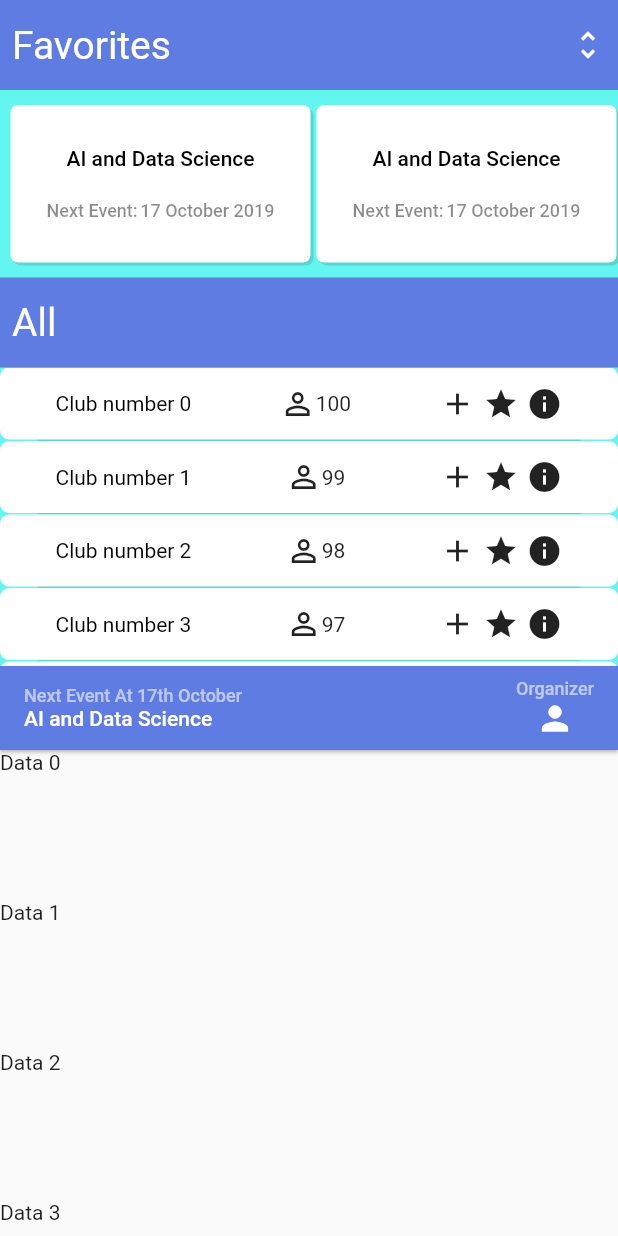
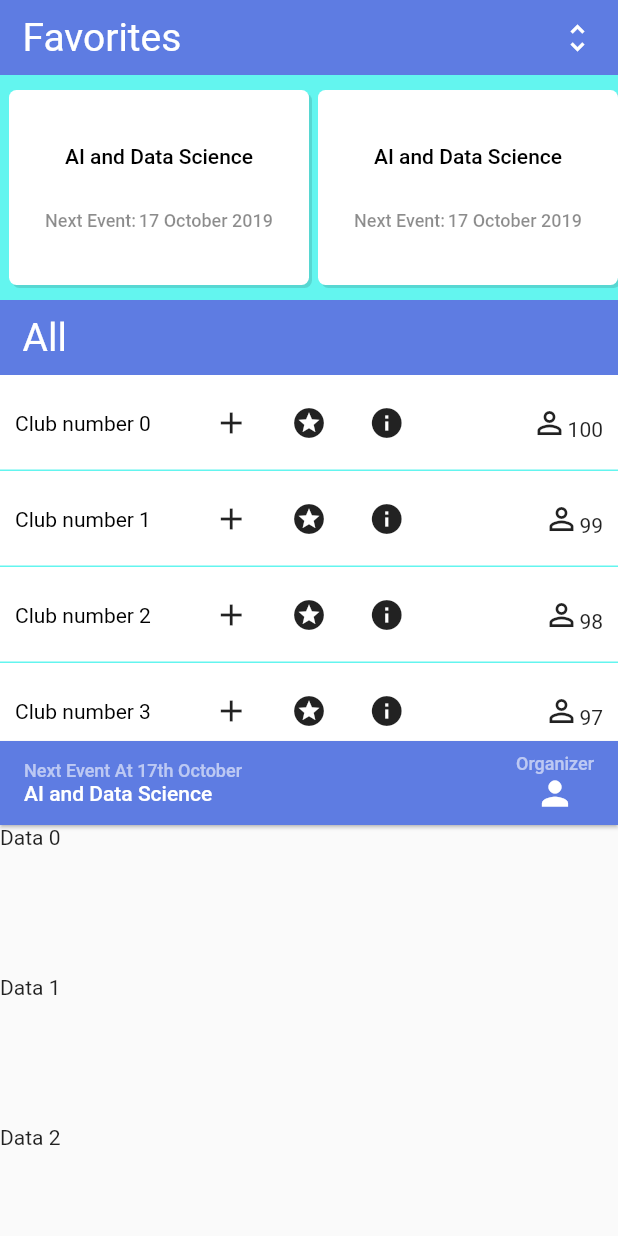
Before and after one commit to Bader-Al/University-Platform, a Flutter app: the ClubsTab widget shown alone on an empty page, opened directly, on a phone screen of 412 x 824 dp. Run offline on Flutter 3.47's test engine with Material 2 defaults, Android fonts, the phone set to English and light mode, and no system bars; our stand-ins replace bubble_bottom_bar, carousel_slider, flutter_swiper; network calls fail.

Commit message:
GeneraHouseKeep+Minor Adjustments

```diff
--- a/lib/constants.dart
+++ b/lib/constants.dart
@@ -1,6 +1,7 @@
 import 'package:flutter/material.dart';
 
 double appBarBorderRadius = 15;
+double kBannerHeight = 550;
 
 Color kMainColor = Color(0xff5E7CE2);
 Color kSecondColor = Color(0xff63F5EF);
--- a/lib/main.dart
+++ b/lib/main.dart
@@ -2,7 +2,7 @@ import 'package:bubble_bottom_bar/bubble_bottom_bar.dart';
 import 'package:flutter/material.dart';
 import './pages/homePage.dart';
 import './pages/feedPage.dart';
-import './pages/community.dart';
+import './pages/chats.dart';
 
 import './constants.dart';
 
@@ -46,7 +46,7 @@ class StudentScreenState extends State<StudentScreen> {
   List<Widget> navBarRoutes = [
     HomePage(),
     FeedPage(),
-    Community(),
+    Chats(),
   ];
   int _pageIndex =0;
   bool fabEnabled= true;
--- a/lib/pages/community.dart
+++ b/lib/pages/chats.dart
@@ -1,6 +1,6 @@
 import 'package:flutter/material.dart';
 //TODO. MIGHT TURN THIS INTO DASHBOARD
-class Community extends StatelessWidget {
+class Chats extends StatelessWidget {
   @override
   Widget build(BuildContext context) {
     return Container(
--- a/lib/pages/feedPage.dart
+++ b/lib/pages/feedPage.dart
@@ -178,7 +178,6 @@ class SoloTextBlock extends StatelessWidget {
 
 ////////////////////////////////////////////////  TABS
 ///
-double bannerHeight = 500;
 
 class UniversityTab extends StatelessWidget {
   final List<Widget> pageContent = [
@@ -342,13 +341,13 @@ class ClubsTab extends StatelessWidget {
             floating: true,
             pinned: true,
             snap: false,
-            expandedHeight: bannerHeight,
+            expandedHeight: kBannerHeight,
             flexibleSpace: FlexibleSpaceBar(
               background: Column(
                 crossAxisAlignment: CrossAxisAlignment.start,
                 children: <Widget>[
                  HorizontalClubView(title: "Favorites", items: favoriteClubs,),
-                 VerticalClubView(),
+                 VerticalClubView(title: "All",),
                 ],
               ),
             ),
--- a/lib/pages/feedWidgets/HorizontalClubView.dart
+++ b/lib/pages/feedWidgets/HorizontalClubView.dart
@@ -13,12 +13,12 @@ class HorizontalClubView extends StatelessWidget {
       children: <Widget>[
          Padding(
                     padding: const EdgeInsets.symmetric(
-                        horizontal: 8.0, vertical: 15),
+                        horizontal: 15.0, vertical: 10),
                     child: Row(
                       mainAxisAlignment: MainAxisAlignment.spaceBetween,
                       children: <Widget>[
                         Text(
-                          "Favorites",
+                          "$title",
                           style: kBannerGiantText,
                         ),
                         Icon(Icons.unfold_more, color: Colors.white,)
@@ -27,17 +27,17 @@ class HorizontalClubView extends StatelessWidget {
                   ),
                   Container(
                     width: double.infinity,
-                    height: 125,
+                    height: 150,
                     color: Theme.of(context).accentColor,
                     child: ListView.builder(
                       scrollDirection: Axis.horizontal,
                       itemCount: items.length,
                       padding:
-                          EdgeInsets.symmetric(horizontal: 5, vertical: 10),
+                          EdgeInsets.symmetric(horizontal: 3, vertical: 10),
                       itemBuilder: (BuildContext context, int index) {
                         return Padding(
                           child: items[index],
-                          padding: EdgeInsets.symmetric(horizontal: 2),
+                          padding: EdgeInsets.symmetric(horizontal: 3),
                         );
                       },
                     ),
--- a/lib/pages/feedWidgets/VerticalClubView.dart
+++ b/lib/pages/feedWidgets/VerticalClubView.dart
@@ -1,64 +1,77 @@
 import 'package:flutter/material.dart';
 import 'package:psu_platform/constants.dart';
 
+
 class VerticalClubView extends StatelessWidget {
+
+  VerticalClubView({@required this.title});
+  final String title;
   @override
   Widget build(BuildContext context) {
     return Column(
       crossAxisAlignment: CrossAxisAlignment.start,
       children: <Widget>[
         Padding(
-          padding: const EdgeInsets.symmetric(horizontal: 8.0, vertical: 15),
+          padding: const EdgeInsets.symmetric(horizontal: 15.0, vertical: 10),
           child: Text(
-            "All",
+            "$title",
             style: kBannerGiantText,
           ),
         ),
         Container(
-          height: 200,
+          height: 250,
           color: Theme.of(context).accentColor,
           child: ListView.builder(
             itemCount: 25,
             itemBuilder: (BuildContext context, int index) {
-              return Center(
-                child: Column(
+              return Column(
                 children: <Widget>[
                   Container(
-                      decoration: BoxDecoration(borderRadius: BorderRadius.circular(6),color: Colors.white),
-                      padding: EdgeInsets.symmetric(horizontal: 25),
-                      child: Padding(
-                        padding: const EdgeInsets.all(12.0),
+                    color: Colors.white,
+                    padding: EdgeInsets.symmetric(horizontal: 10, vertical: 20),
                     child: Row(
                       crossAxisAlignment: CrossAxisAlignment.center,
-                          mainAxisAlignment: MainAxisAlignment.spaceBetween,
+                      mainAxisAlignment: MainAxisAlignment.center,
                       children: <Widget>[
-                            Text(
+                        Expanded(
+                          child: Text(
                             "Club number $index",
                             style: kBannerMediumText.copyWith(color: Colors.black),
                           ),
-                            Row(
-                              children: <Widget>[
-                                Icon(Icons.person_outline),
-                                Text("${100 - index}"),
-                              ],
                         ),
-                            Row(
+                      //  SizedBox(width: 30,),
+
+                        Expanded(
+                          child: Row(
+                            mainAxisAlignment: MainAxisAlignment.spaceEvenly,
                             children: <Widget>[
                               Icon(Icons.add),
-                                SizedBox(width: 5,),
-                                Icon(Icons.star),
-                                SizedBox(width: 5,),
+                              SizedBox(width: 25,),
+                              Icon(Icons.stars),
+                              SizedBox(width: 25,),
                               Icon(Icons.info)
-                              ],
-                            )
                             ],
                           ),
                         ),
+                     //     SizedBox(width: 30,),
+
+
+                        Expanded(
+                          child: Row(
+                            mainAxisAlignment: MainAxisAlignment.end,
+                            crossAxisAlignment: CrossAxisAlignment.end,
+                            children: <Widget>[
+                              Icon(Icons.person_outline),
+                              Text("${100 - index}" ,), // SUPPORTS UPTO 100000000000
+                            ],
                           ),
-                    Divider(thickness: 1, height: 1, endIndent: 25, indent: 25,),
+                        ),
+                      ],
+                    ),
+                  ),
+                  Divider(thickness: 1, height: 0, color: Theme.of(context).accentColor,),
                 ],
 
-                ),
               );
             },
           ),
--- a/lib/pages/homeWidgets/HorizentalListViewer.dart
+++ b/lib/pages/homeWidgets/HorizentalListViewer.dart
@@ -18,7 +18,6 @@ class HorizentalDataListViewer extends StatelessWidget {
   Widget build(BuildContext context) {
     return ChangeNotifierProvider<ExpansionData>(
       builder: (context) => ExpansionData(),
-      child: Center(
       child: Container(
         padding: EdgeInsets.only(left: 0, top: 10),
         child: Column(
@@ -40,13 +39,11 @@ class HorizentalDataListViewer extends StatelessWidget {
                   ]),
             ),
             SizedBox(height: 15),
-              Container(
-                child: Stack(
+            Stack(
               children: <Widget>[
                 CustomExpansionTile(
                   title: Container(
                     // Contains the background
-
                     height: 100,
                     decoration: BoxDecoration(
                       gradient: kMainLinear,
@@ -63,7 +60,11 @@ class HorizentalDataListViewer extends StatelessWidget {
                   height: 100,
                   child: Padding(
                     padding: EdgeInsetsDirectional.only(
-                            start: 3, top: 3, bottom: 3),
+                        start: 5, top: 3, bottom: 3),
+                    child: Container(
+                      padding: EdgeInsets.only(left: 6),
+                      child: ClipRRect(
+                        borderRadius: BorderRadius.only(topLeft: Radius.circular(10), ),
                         child: ListView.builder(
                           scrollDirection: Axis.horizontal,
                           itemCount: dataBlocksList.length,
@@ -73,11 +74,11 @@ class HorizentalDataListViewer extends StatelessWidget {
                         ),
                       ),
                     ),
-                  ],
                   ),
                 ),
               ],
             ),
+          ],
         ),
       ),
     );
--- a/lib/pages/homeWidgets/scheduleBar.dart
+++ b/lib/pages/homeWidgets/scheduleBar.dart
@@ -9,7 +9,7 @@ class ScheduleBanner extends StatelessWidget {
   Widget build(BuildContext context) {
     return SliverAppBar(
       backgroundColor: Theme.of(context).primaryColor,
-      expandedHeight: 600,
+      expandedHeight: kBannerHeight,
       floating: false,
       pinned: true,
       snap: false,
```
Lines whose indentation alone changed are shown as unchanged.
